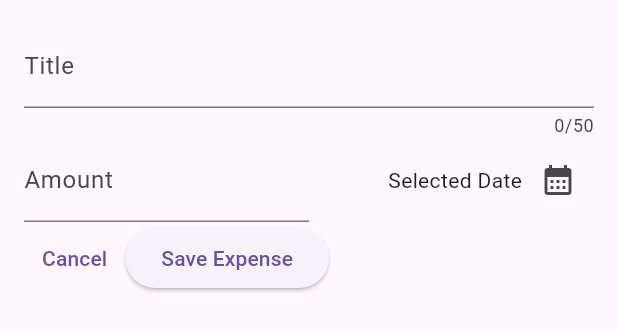
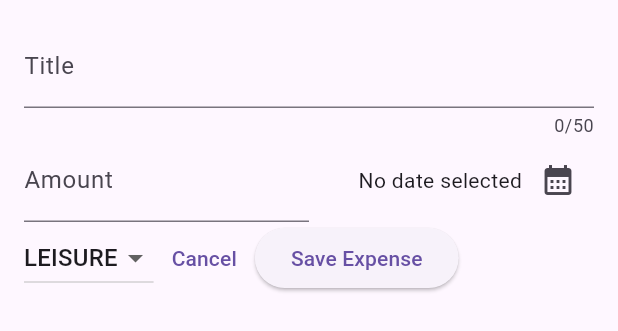
Before and after one commit to zzz-icy/expense_tracker_flutter_advanced, a Flutter app: the NewExpense widget shown alone on an empty page, opened directly, on a phone screen of 412 x 824 dp. Shown: the top 331 px of the screen. Run offline on Flutter 3.47's test engine with Material 3 defaults, Android fonts, the phone set to English and light mode, and no system bars.

Commit message:
present selected values

```diff
--- a/lib/new_expense.dart
+++ b/lib/new_expense.dart
@@ -1,4 +1,5 @@
 import 'package:flutter/material.dart';
+import "package:expense_tracker_advanced_flutter/model/expense.dart";
 
 class NewExpense extends StatefulWidget {
   const NewExpense({super.key});
@@ -17,16 +18,34 @@ class _NewExpenseState extends State<NewExpense> {
 //*When you create a TextEditingController here you also have to tell Flutter to delete that controller when the widget is not needed anymore.
   final _titleController = TextEditingController();
   final _amountController = TextEditingController();
+  //* can not use var keyword when setting a type
+  DateTime? _selectedDate;
+  Category? _selectedCategory = Category.leisure;
 
-  void _presentDatePicker() {
+  void _presentDatePicker() async {
     final now = DateTime.now();
     final firstDate = DateTime(now.year - 1, now.month, now.day);
     final lastDate = now;
-    showDatePicker(
+    final pickedDate = await showDatePicker(
         context: context,
         initialDate: now,
         firstDate: firstDate,
         lastDate: lastDate);
+
+    setState(() {
+      _selectedDate = pickedDate;
+    });
+
+    //8 can use async await as well here instead of then
+  }
+
+  void _presentSelectedCategory(value) {
+    setState(() {
+      if (value == null) {
+        return;
+      }
+      _selectedCategory = value;
+    });
   }
 
   @override
@@ -75,7 +94,9 @@ class _NewExpenseState extends State<NewExpense> {
                   mainAxisAlignment: MainAxisAlignment.end,
                   crossAxisAlignment: CrossAxisAlignment.center,
                   children: [
-                    Text('Selected Date'),
+                    Text(_selectedDate == null
+                        ? 'No date selected'
+                        : formatter.format(_selectedDate!)),
                     IconButton(
                         onPressed: _presentDatePicker,
                         icon: const Icon(Icons.calendar_month))
@@ -86,6 +107,19 @@ class _NewExpenseState extends State<NewExpense> {
           ),
           Row(
             children: [
+              DropdownButton(
+                  value: _selectedCategory,
+                  items: Category.values
+                      .map(
+                        (category) => DropdownMenuItem(
+                          value: category,
+                          child: Text(
+                            category.name.toUpperCase(),
+                          ),
+                        ),
+                      )
+                      .toList(),
+                  onChanged: _presentSelectedCategory),
               TextButton(
                   onPressed: () {
                     Navigator.pop(context);
```
